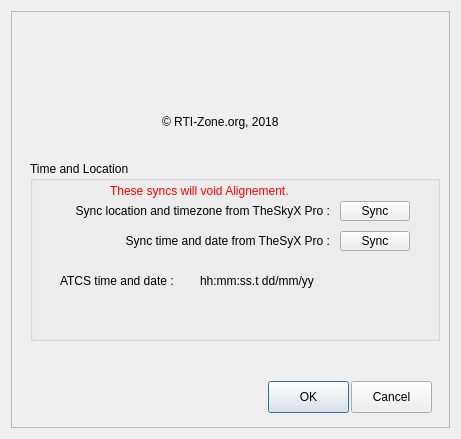
The window that ATCS.ui (rpineau/ATCS) describes before a commit, drawn with Qt 5.
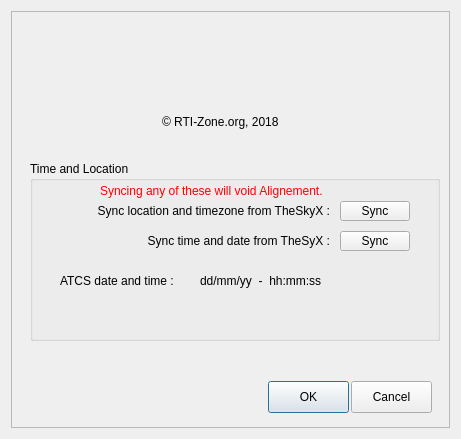
The same window after the commit. Icons and pictures are not drawn. Custom widgets are drawn as their Qt base class.

What changed in the file:
```diff
--- a/ATCS.ui
+++ b/ATCS.ui
@@ -151,7 +151,7 @@
         </rect>
        </property>
        <property name="text">
-        <string>Sync location and timezone from TheSkyX Pro :</string>
+        <string>Sync location and timezone from TheSkyX :</string>
        </property>
        <property name="alignment">
         <set>Qt::AlignRight|Qt::AlignTrailing|Qt::AlignVCenter</set>
@@ -167,7 +167,7 @@
         </rect>
        </property>
        <property name="text">
-        <string>Sync time and date from TheSyX Pro :</string>
+        <string>Sync time and date from TheSyX :</string>
        </property>
        <property name="alignment">
         <set>Qt::AlignRight|Qt::AlignTrailing|Qt::AlignVCenter</set>
@@ -189,14 +189,14 @@
       <widget class="QLabel" name="label_3">
        <property name="geometry">
         <rect>
-         <x>80</x>
+         <x>70</x>
          <y>20</y>
-         <width>220</width>
+         <width>260</width>
          <height>20</height>
         </rect>
        </property>
        <property name="text">
-        <string>&lt;html&gt;&lt;head/&gt;&lt;body&gt;&lt;p&gt;&lt;span style=&quot; color:#ff0000;&quot;&gt;These  syncs  will void Alignement.&lt;/span&gt;&lt;/p&gt;&lt;/body&gt;&lt;/html&gt;</string>
+        <string>&lt;html&gt;&lt;head/&gt;&lt;body&gt;&lt;p&gt;&lt;span style=&quot; color:#ff0000;&quot;&gt;Syncing any of these will void Alignement.&lt;/span&gt;&lt;/p&gt;&lt;/body&gt;&lt;/html&gt;</string>
        </property>
       </widget>
       <widget class="QLabel" name="label_4">
@@ -209,7 +209,7 @@
         </rect>
        </property>
        <property name="text">
-        <string>ATCS time and date :</string>
+        <string>ATCS date and time :</string>
        </property>
       </widget>
       <widget class="QLabel" name="time_date">
@@ -217,12 +217,12 @@
         <rect>
          <x>170</x>
          <y>110</y>
-         <width>130</width>
+         <width>180</width>
          <height>20</height>
         </rect>
        </property>
        <property name="text">
-        <string>hh:mm:ss.t dd/mm/yy</string>
+        <string>dd/mm/yy  -  hh:mm:ss</string>
        </property>
       </widget>
      </widget>
```
